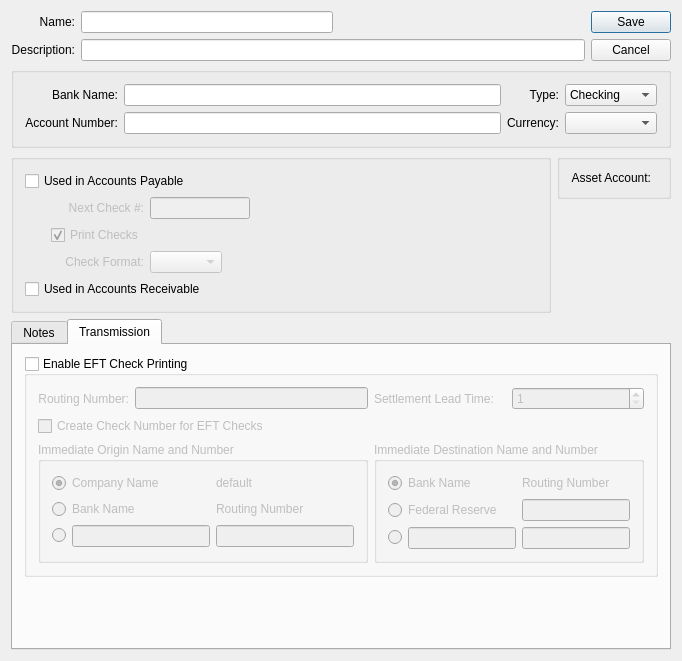
Old version of the form guiclient/bankAccount.ui in the repository Pegasus-RPG/xtuple-client.
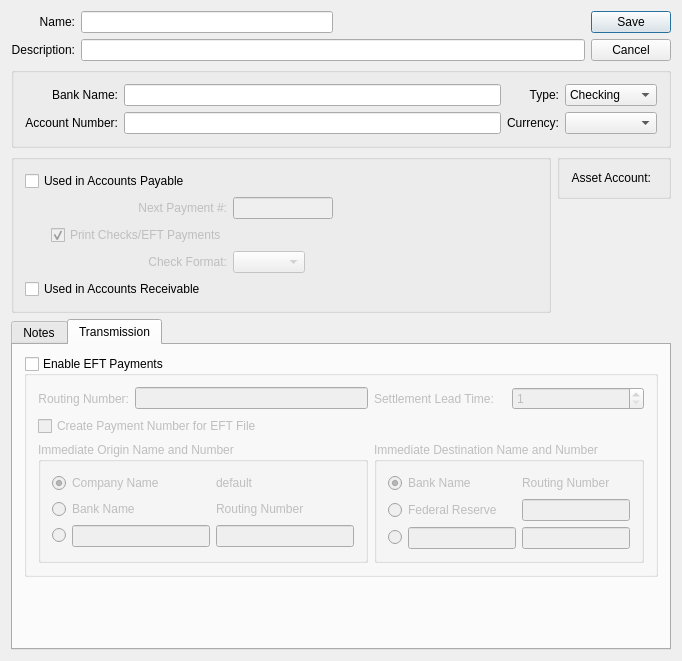
New version of the form. The open tabs and pages were chosen to show the change. Custom widgets are drawn as their Qt base class.

Commit message: Issue #25701: Alter various screens to replace reference to Check with Payments

```diff
--- a/guiclient/bankAccount.ui
+++ b/guiclient/bankAccount.ui
@@ -218,7 +218,7 @@
          <bool>false</bool>
         </property>
         <property name="text">
-         <string>Next Check #:</string>
+         <string>Next Payment #:</string>
         </property>
         <property name="alignment">
          <set>Qt::AlignRight|Qt::AlignTrailing|Qt::AlignVCenter</set>
@@ -320,7 +320,7 @@
          <bool>false</bool>
         </property>
         <property name="text">
-         <string>Print Checks</string>
+         <string>Print Checks/EFT Payments</string>
         </property>
         <property name="checked">
          <bool>true</bool>
@@ -394,7 +394,7 @@
        <item row="0" column="0">
         <widget class="QGroupBox" name="_transmitGroup">
          <property name="title">
-          <string>Enable EFT Check Printing</string>
+          <string>Enable EFT Payments</string>
          </property>
          <property name="checkable">
           <bool>true</bool>
@@ -422,7 +422,7 @@
           <item row="2" column="0" colspan="2">
            <widget class="QCheckBox" name="_genCheckNumber">
             <property name="text">
-             <string>Create Check Number for EFT Checks</string>
+             <string>Create Payment Number for EFT File</string>
             </property>
            </widget>
           </item>
```
The commit also changes 11 other files.
